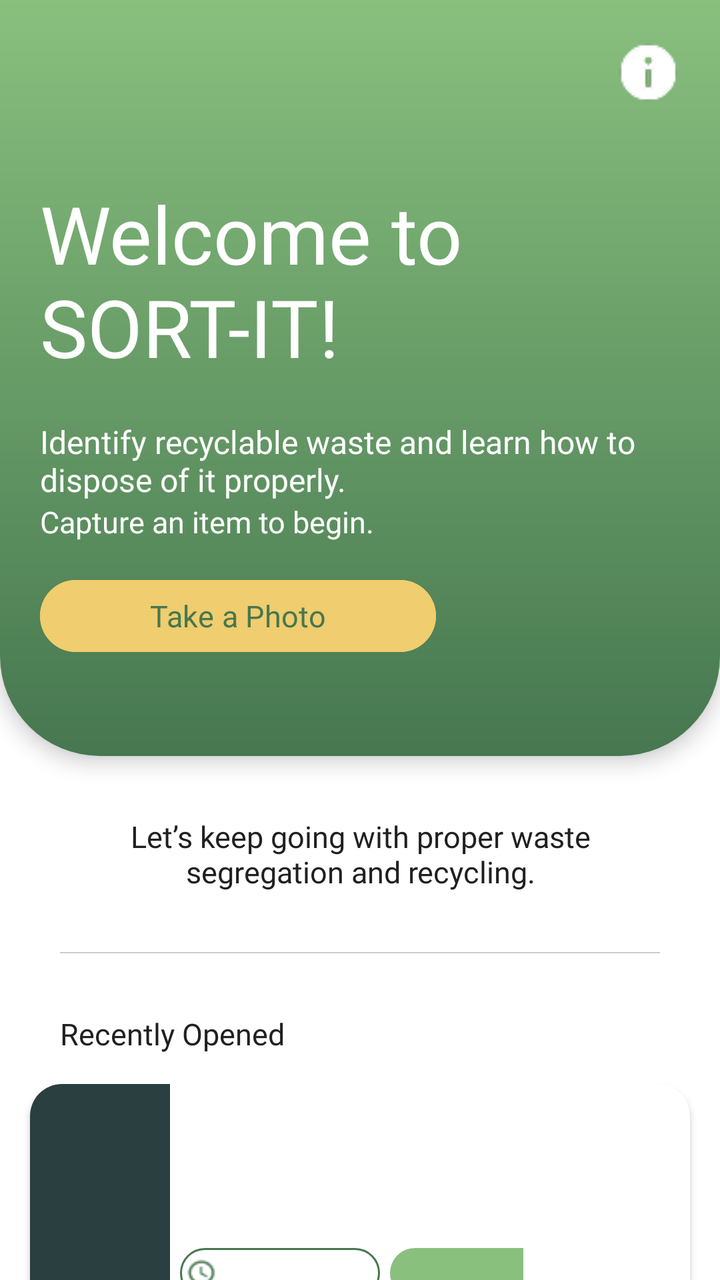
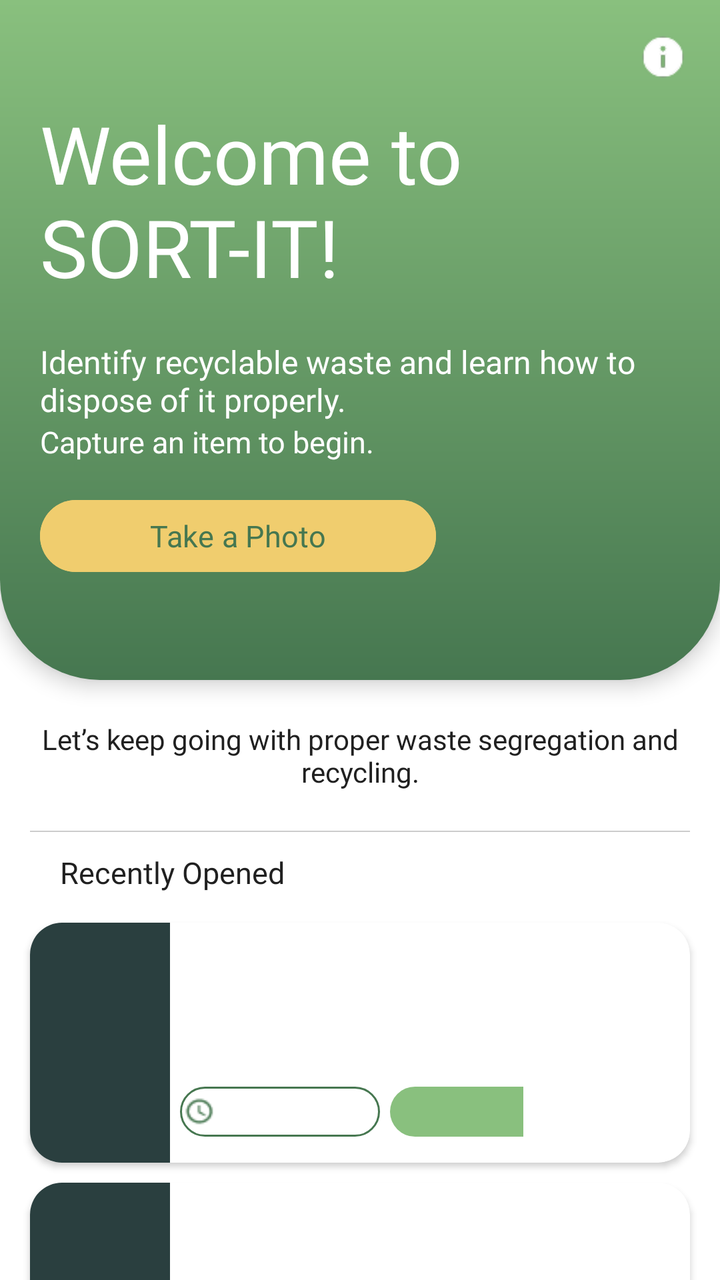

The first picture is an Android layout as it rendered before a commit; the second is the same layout after the commit. The layout source and the unified diff follow.
<!-- AndroidManifest.xml: application theme Theme.SortItJSON -->
<!-- res/layout/fragment_new_home.xml -->
<?xml version="1.0" encoding="utf-8"?>
<FrameLayout xmlns:android="http://schemas.android.com/apk/res/android"
    android:layout_width="match_parent"
    android:layout_height="match_parent">

    <LinearLayout
        android:layout_width="match_parent"
        android:layout_height="match_parent"
        android:orientation="vertical"
        android:background="#FFFFFF">

        
        <FrameLayout
            android:layout_width="match_parent"
            android:layout_height="378dp"
            android:background="@drawable/home_header_bg"
            android:translationZ="6dp">

            
            <LinearLayout
                android:layout_width="match_parent"
                android:layout_height="match_parent"
                android:orientation="vertical"
                android:layout_marginTop="30dp">

                <TextView
                    android:id="@+id/titleText"
                    android:layout_width="match_parent"
                    android:layout_height="wrap_content"
                    android:layout_margin="20dp"
                    android:paddingTop="40dp"
                    android:fontFamily="@font/montserrat_extrabold"
                    android:text="Welcome to SORT-IT!"
                    android:textColor="#FFFFFF"
                    android:textSize="40sp" />

                <TextView
                    android:id="@+id/Desc1Text"
                    android:layout_width="343dp"
                    android:layout_height="wrap_content"
                    android:layout_marginStart="20dp"
                    android:fontFamily="@font/montserrat_semibold"
                    android:text="@string/Home_Desc1"
                    android:textColor="#FFFFFF"
                    android:textSize="16sp" />

                <TextView
                    android:id="@+id/Desc2Text"
                    android:layout_width="wrap_content"
                    android:layout_height="wrap_content"
                    android:layout_marginStart="20dp"
                    android:fontFamily="@font/montserrat_regular"
                    android:text="@string/Home_Desc2"
                    android:textColor="#FFFFFF"
                    android:textSize="15sp" />

                <Button
                    android:id="@+id/CaptureButon"
                    android:layout_width="198dp"
                    android:layout_height="44dp"
                    android:layout_marginStart="20dp"
                    android:layout_marginTop="15dp"
                    android:backgroundTint="#F0CD6E"
                    android:fontFamily="@font/montserrat_bold"
                    android:text="Take a Photo"
                    android:textAllCaps="false"
                    android:textColor="#467750"
                    android:textSize="15sp" />

            </LinearLayout>

            
            <ImageButton
                android:id="@+id/btnAbout"
                android:layout_width="40dp"
                android:layout_height="40dp"
                android:layout_gravity="top|end"
                android:layout_margin="16dp"
                android:background="@android:color/transparent"
                android:src="@drawable/aboutmenu"
                android:contentDescription="Info"
                android:padding="8dp" />

        </FrameLayout>

        
        <TextView
            android:layout_width="match_parent"
            android:layout_height="wrap_content"
            android:layout_margin="30dp"
            android:gravity="center"
            android:text="Let’s keep going with proper waste segregation and recycling."
            android:textColor="#202020"
            android:textSize="15sp"
            android:fontFamily="@font/montserrat_regular" />

        
        <View
            android:layout_width="match_parent"
            android:layout_height="0.5dp"
            android:layout_marginStart="30dp"
            android:layout_marginEnd="30dp"
            android:background="#CCCCCC" />

        
        <TextView
            android:layout_width="match_parent"
            android:layout_height="wrap_content"
            android:layout_marginStart="30dp"
            android:layout_marginEnd="30dp"
            android:layout_marginTop="30dp"
            android:layout_marginBottom="10dp"
            android:text="Recently Opened"
            android:textColor="#202020"
            android:textSize="15sp"
            android:fontFamily="@font/montserrat_semibold" />

        
        <com.google.android.material.card.MaterialCardView
            xmlns:android="http://schemas.android.com/apk/res/android"
            xmlns:app="http://schemas.android.com/apk/res-auto"
            android:layout_width="match_parent"
            android:layout_height="120dp"
            android:layout_marginTop="5dp"
            android:layout_marginLeft="15dp"
            android:layout_marginRight="15dp"
            app:cardCornerRadius="16dp"
            app:cardElevation="2dp"
            app:strokeWidth="0dp"
            android:backgroundTint="@android:color/white">

            <LinearLayout
                android:layout_width="match_parent"
                android:layout_height="match_parent"
                android:orientation="horizontal">

                
                <LinearLayout
                    android:layout_width="70dp"
                    android:layout_height="match_parent"
                    android:background="#2A3F3F"
                    android:gravity="center"/>

                
                <LinearLayout
                    android:layout_width="0dp"
                    android:layout_height="match_parent"
                    android:layout_weight="2.5"
                    android:orientation="vertical">

                    <TextView
                        android:id="@+id/title"
                        android:layout_width="match_parent"
                        android:layout_height="0dp"
                        android:layout_weight="2"
                        android:fontFamily="@font/montserrat_bold"
                        android:gravity="center_vertical"
                        android:padding="12dp"
                        android:textColor="#467750"
                        android:textSize="16sp" />

                    <LinearLayout
                        android:layout_width="match_parent"
                        android:layout_height="0dp"
                        android:layout_weight="1"
                        android:orientation="horizontal">

                        <LinearLayout
                            android:layout_width="100dp"
                            android:layout_height="wrap_content"
                            android:orientation="horizontal"
                            android:gravity="center_vertical"
                            android:background="@drawable/time_bg"
                            android:layout_marginLeft="5dp"
                            android:layout_marginBottom="5dp"
                            android:layout_marginTop="2dp"
                            android:padding="3dp">

                            <ImageView
                                android:layout_width="16dp"
                                android:layout_height="16dp"
                                android:src="@drawable/clock"
                                android:contentDescription="Clock Icon"
                                android:layout_marginEnd="4dp" />

                            <TextView
                                android:id="@+id/time"
                                android:layout_width="wrap_content"
                                android:layout_height="wrap_content"
                                android:textColor="#000000"
                                android:textSize="13sp"
                                android:fontFamily="@font/montserrat_semibold" />

                        </LinearLayout>

                        <LinearLayout
                            android:layout_width="90dp"
                            android:layout_height="wrap_content"
                            android:background="@drawable/difficulty_easy_bg"
                            android:layout_marginLeft="5dp"
                            android:layout_marginBottom="5dp"
                            android:layout_marginTop="2dp">

                            <TextView
                                android:id="@+id/difficulty"
                                android:layout_width="0dp"
                                android:layout_height="match_parent"
                                android:layout_weight="1"
                                android:padding="3dp"
                                android:gravity="center_horizontal"
                                android:textColor="#FFFFFF"
                                android:textSize="13sp"
                                android:fontFamily="@font/montserrat_semibold" />
                        </LinearLayout>

                    </LinearLayout>

                </LinearLayout>

                
                <ImageView
                    android:id="@+id/image"
                    android:layout_width="69dp"
                    android:layout_height="match_parent"
                    android:layout_weight="0.2"
                    android:scaleType="centerCrop" />

            </LinearLayout>

        </com.google.android.material.card.MaterialCardView>

    </LinearLayout>

</FrameLayout>
<!-- resources referenced by this layout -->
<resources>
  <!-- drawable aboutmenu: png bitmap (drawable, 993 bytes) -->
  <!-- drawable clock: png bitmap (drawable, 581 bytes) -->
  <!-- drawable difficulty_easy_bg (drawable) -->
  <?xml version="1.0" encoding="utf-8"?>
  <layer-list xmlns:android="http://schemas.android.com/apk/res/android">
  
      
      <item>
          <shape android:shape="rectangle">
  
              <solid android:color="#89C07E"/>
  
              
              <size android:height="25dp"/>
              <size android:width="74dp"/>
  
              <corners
                  android:topLeftRadius="50dp"
                  android:topRightRadius="50dp"
                  android:bottomLeftRadius="50dp"
                  android:bottomRightRadius="50dp"/>
  
          </shape>
      </item>
  
  </layer-list>
  <!-- drawable home_header_bg (drawable) -->
  <?xml version="1.0" encoding="utf-8"?>
  <layer-list xmlns:android="http://schemas.android.com/apk/res/android">
  
      
      <item>
          <shape android:shape="rectangle">
  
              
              <gradient
                  android:startColor="#467750"
                  android:endColor="#89C07E"
                  android:angle="90" />
  
              
              <size android:height="378dp"/>
  
              <corners
                  android:topLeftRadius="0dp"
                  android:topRightRadius="0dp"
                  android:bottomLeftRadius="50dp"
                  android:bottomRightRadius="50dp"/>
          </shape>
      </item>
  
  </layer-list>
  <!-- drawable time_bg (drawable) -->
  <?xml version="1.0" encoding="utf-8"?>
  <layer-list xmlns:android="http://schemas.android.com/apk/res/android">
  
      
      <item>
          <shape android:shape="rectangle">
  
              <solid android:color="#FFFFFF"/>
  
              
              <stroke
                  android:width="1dp"
                  android:color="#467750"/>
  
              
              <size android:height="25dp"/>
              <size android:width="74dp"/>
  
              <corners
                  android:topLeftRadius="50dp"
                  android:topRightRadius="50dp"
                  android:bottomLeftRadius="50dp"
                  android:bottomRightRadius="50dp"/>
  
          </shape>
      </item>
  
  </layer-list>
  <string name="Home_Desc1">Identify recyclable waste and learn how to dispose of it properly.</string>
  <string name="Home_Desc2">Capture an item to begin.</string>
  <style name="Theme.SortItJSON" parent="Base.Theme.SortItJSON" />
  <style name="Base.Theme.SortItJSON" parent="Theme.Material3.DayNight.NoActionBar">
          
          <item name="colorPrimary">@color/darkgreen</item>
      </style>
  <color name="darkgreen">#467750</color>
</resources>

<!-- the commit's change to res/layout/fragment_new_home.xml (unified diff, before → after) -->
@@ -12,7 +12,7 @@
         
         <FrameLayout
             android:layout_width="match_parent"
-            android:layout_height="378dp"
+            android:layout_height="340dp"
             android:background="@drawable/home_header_bg"
             android:translationZ="6dp">
 
@@ -28,7 +28,7 @@
                     android:layout_width="match_parent"
                     android:layout_height="wrap_content"
                     android:layout_margin="20dp"
-                    android:paddingTop="40dp"
+                    android:paddingTop="0dp"
                     android:fontFamily="@font/montserrat_extrabold"
                     android:text="Welcome to SORT-IT!"
                     android:textColor="#FFFFFF"
@@ -72,14 +72,16 @@
             
             <ImageButton
                 android:id="@+id/btnAbout"
-                android:layout_width="40dp"
-                android:layout_height="40dp"
+                android:layout_width="25dp"
+                android:layout_height="25dp"
                 android:layout_gravity="top|end"
                 android:layout_margin="16dp"
-                android:background="@android:color/transparent"
+                android:background="@drawable/circle_bg"
+                android:clipToOutline="true"
+                android:scaleType="centerCrop"
                 android:src="@drawable/aboutmenu"
                 android:contentDescription="Info"
-                android:padding="8dp" />
+                android:padding="0dp" />
 
         </FrameLayout>
 
@@ -87,36 +89,51 @@
         <TextView
             android:layout_width="match_parent"
             android:layout_height="wrap_content"
-            android:layout_margin="30dp"
+            android:layout_margin="20dp"
             android:gravity="center"
             android:text="Let’s keep going with proper waste segregation and recycling."
             android:textColor="#202020"
-            android:textSize="15sp"
+            android:textSize="14sp"
             android:fontFamily="@font/montserrat_regular" />
 
         
         <View
             android:layout_width="match_parent"
             android:layout_height="0.5dp"
-            android:layout_marginStart="30dp"
-            android:layout_marginEnd="30dp"
+            android:layout_marginStart="15dp"
+            android:layout_marginEnd="15dp"
             android:background="#CCCCCC" />
 
         
         <TextView
+            android:id="@+id/recentSectionTitle"
             android:layout_width="match_parent"
             android:layout_height="wrap_content"
             android:layout_marginStart="30dp"
             android:layout_marginEnd="30dp"
-            android:layout_marginTop="30dp"
+            android:layout_marginTop="10dp"
             android:layout_marginBottom="10dp"
             android:text="Recently Opened"
             android:textColor="#202020"
             android:textSize="15sp"
             android:fontFamily="@font/montserrat_semibold" />
 
+        <TextView
+            android:id="@+id/emptyRecentText"
+            android:layout_width="match_parent"
+            android:layout_height="wrap_content"
+            android:layout_marginStart="30dp"
+            android:layout_marginEnd="30dp"
+            android:layout_marginTop="10dp"
+            android:text="No recently opened guides yet."
+            android:textColor="#888888"
+            android:textSize="14sp"
+            android:fontFamily="@font/montserrat_regular"
+            android:visibility="gone"/>
+
         
         <com.google.android.material.card.MaterialCardView
+            android:id="@+id/recentCard1"
             xmlns:android="http://schemas.android.com/apk/res/android"
             xmlns:app="http://schemas.android.com/apk/res-auto"
             android:layout_width="match_parent"
@@ -149,7 +166,7 @@
                     android:orientation="vertical">
 
                     <TextView
-                        android:id="@+id/title"
+                        android:id="@+id/title1"
                         android:layout_width="match_parent"
                         android:layout_height="0dp"
                         android:layout_weight="2"
@@ -157,7 +174,7 @@
                         android:gravity="center_vertical"
                         android:padding="12dp"
                         android:textColor="#467750"
-                        android:textSize="16sp" />
+                        android:textSize="14sp" />
 
                     <LinearLayout
                         android:layout_width="match_parent"
@@ -174,7 +191,7 @@
                             android:layout_marginLeft="5dp"
                             android:layout_marginBottom="5dp"
                             android:layout_marginTop="2dp"
-                            android:padding="3dp">
+                            android:padding="2dp">
 
                             <ImageView
                                 android:layout_width="16dp"
@@ -184,11 +201,11 @@
                                 android:layout_marginEnd="4dp" />
 
                             <TextView
-                                android:id="@+id/time"
+                                android:id="@+id/time1"
                                 android:layout_width="wrap_content"
                                 android:layout_height="wrap_content"
                                 android:textColor="#000000"
-                                android:textSize="13sp"
+                                android:textSize="12sp"
                                 android:fontFamily="@font/montserrat_semibold" />
 
                         </LinearLayout>
@@ -202,14 +219,14 @@
                             android:layout_marginTop="2dp">
 
                             <TextView
-                                android:id="@+id/difficulty"
+                                android:id="@+id/difficulty1"
                                 android:layout_width="0dp"
                                 android:layout_height="match_parent"
                                 android:layout_weight="1"
-                                android:padding="3dp"
+                                android:padding="2dp"
                                 android:gravity="center_horizontal"
                                 android:textColor="#FFFFFF"
-                                android:textSize="13sp"
+                                android:textSize="12sp"
                                 android:fontFamily="@font/montserrat_semibold" />
                         </LinearLayout>
 
@@ -219,7 +236,7 @@
 
                 
                 <ImageView
-                    android:id="@+id/image"
+                    android:id="@+id/image1"
                     android:layout_width="69dp"
                     android:layout_height="match_parent"
                     android:layout_weight="0.2"
@@ -229,6 +246,121 @@
 
         </com.google.android.material.card.MaterialCardView>
 
+        
+        <com.google.android.material.card.MaterialCardView
+            android:id="@+id/recentCard2"
+            xmlns:android="http://schemas.android.com/apk/res/android"
+            xmlns:app="http://schemas.android.com/apk/res-auto"
+            android:layout_width="match_parent"
+            android:layout_height="120dp"
+            android:layout_marginTop="10dp"
+            android:layout_marginLeft="15dp"
+            android:layout_marginRight="15dp"
+            app:cardCornerRadius="16dp"
+            app:cardElevation="2dp"
+            app:strokeWidth="0dp"
+            android:backgroundTint="@android:color/white">
+
+            <LinearLayout
+                android:layout_width="match_parent"
+                android:layout_height="match_parent"
+                android:orientation="horizontal">
+
+                
+                <LinearLayout
+                    android:layout_width="70dp"
+                    android:layout_height="match_parent"
+                    android:background="#2A3F3F"
+                    android:gravity="center"/>
+
+                
+                <LinearLayout
+                    android:layout_width="0dp"
+                    android:layout_height="match_parent"
+                    android:layout_weight="2.5"
+                    android:orientation="vertical">
+
+                    <TextView
+                        android:id="@+id/title2"
+                        android:layout_width="match_parent"
+                        android:layout_height="0dp"
+                        android:layout_weight="2"
+                        android:fontFamily="@font/montserrat_bold"
+                        android:gravity="center_vertical"
+                        android:padding="12dp"
+                        android:textColor="#467750"
+                        android:textSize="14sp" />
+
+                    <LinearLayout
+                        android:layout_width="match_parent"
+                        android:layout_height="0dp"
+                        android:layout_weight="1"
+                        android:orientation="horizontal">
+
+                        <LinearLayout
+                            android:layout_width="100dp"
+                            android:layout_height="wrap_content"
+                            android:orientation="horizontal"
+                            android:gravity="center_vertical"
+                            android:background="@drawable/time_bg"
+                            android:layout_marginLeft="5dp"
+                            android:layout_marginBottom="5dp"
+                            android:layout_marginTop="2dp"
+                            android:padding="2dp">
+
+                            <ImageView
+                                android:layout_width="16dp"
+                                android:layout_height="16dp"
+                                android:src="@drawable/clock"
+                                android:contentDescription="Clock Icon"
+                                android:layout_marginEnd="4dp" />
+
+                            <TextView
+                                android:id="@+id/time2"
+                                android:layout_width="wrap_content"
+                                android:layout_height="wrap_content"
+                                android:textColor="#000000"
+                                android:textSize="12sp"
+                                android:fontFamily="@font/montserrat_semibold" />
+
+                        </LinearLayout>
+
+                        <LinearLayout
+                            android:layout_width="90dp"
+                            android:layout_height="wrap_content"
+                            android:background="@drawable/difficulty_easy_bg"
+                            android:layout_marginLeft="5dp"
+                            android:layout_marginBottom="5dp"
+                            android:layout_marginTop="2dp">
+
+                            <TextView
+                                android:id="@+id/difficulty2"
+                                android:layout_width="0dp"
+                                android:layout_height="match_parent"
+                                android:layout_weight="1"
+                                android:padding="2dp"
+                                android:gravity="center_horizontal"
+                                android:textColor="#FFFFFF"
+                                android:textSize="12sp"
+                                android:fontFamily="@font/montserrat_semibold" />
+                        </LinearLayout>
+
+                    </LinearLayout>
+
+                </LinearLayout>
+
+                
+                <ImageView
+                    android:id="@+id/image2"
+                    android:layout_width="69dp"
+                    android:layout_height="match_parent"
+                    android:layout_weight="0.2"
+                    android:scaleType="centerCrop" />
+
+            </LinearLayout>
+
+        </com.google.android.material.card.MaterialCardView>
+
     </LinearLayout>
 
 </FrameLayout>
<!-- resource entries referenced after the edit -->
@@ -1,6 +1,11 @@
 <!-- resources referenced by this layout -->
 <resources>
   <!-- drawable aboutmenu: png bitmap (drawable, 993 bytes) -->
+  <!-- drawable circle_bg (drawable) -->
+  <shape xmlns:android="http://schemas.android.com/apk/res/android"
+      android:shape="oval">
+      <solid android:color="@android:color/transparent"/>
+  </shape>
   <!-- drawable clock: png bitmap (drawable, 581 bytes) -->
   <!-- drawable difficulty_easy_bg (drawable) -->
   <?xml version="1.0" encoding="utf-8"?>
